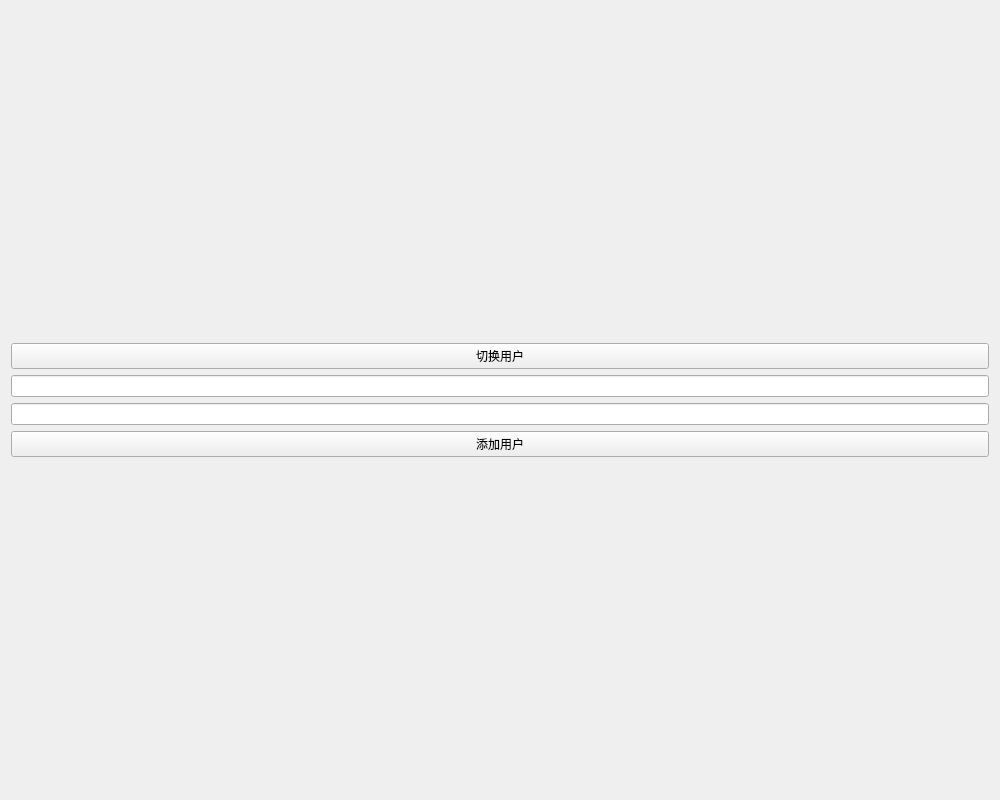
This is src/ui/manageWindow.ui in CcooLcyy/checker as Qt 5 draws it before an edit. The edited form follows.
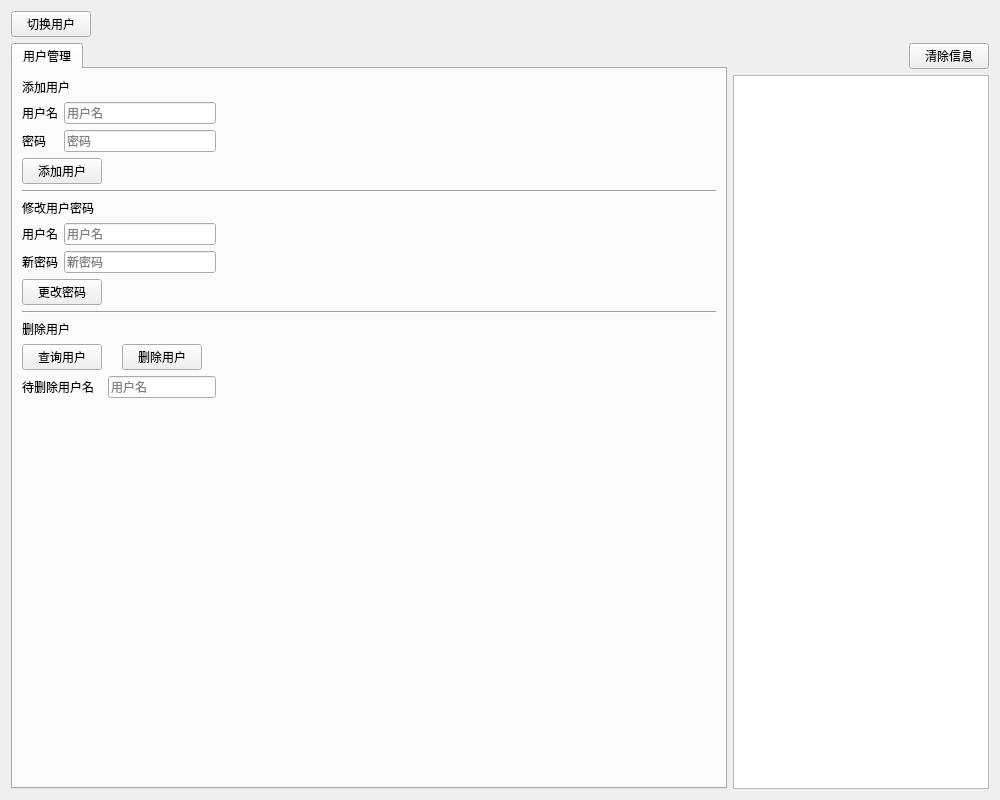
This is the edited form.

Commit message: 设置界面在中心显示。增加清除管理信息逻辑；增加修改密码逻辑；增加显示所有用户逻辑；增加删除用户逻辑。

```diff
--- a/src/ui/manageWindow.ui
+++ b/src/ui/manageWindow.ui
@@ -16,41 +16,264 @@
     <height>800</height>
    </size>
   </property>
-  <property name="maximumSize">
-   <size>
-    <width>1000</width>
-    <height>800</height>
-   </size>
-  </property>
   <property name="windowTitle">
    <string>管理界面</string>
   </property>
-  <layout class="QGridLayout" name="gridLayout_2">
-   <item row="0" column="0">
-    <layout class="QGridLayout" name="gridLayout">
-     <item row="0" column="0">
+  <layout class="QGridLayout" name="gridLayout">
+   <item row="0" column="0" colspan="2">
+    <layout class="QHBoxLayout" name="horizontalLayout_3">
+     <item alignment="Qt::AlignLeft">
       <widget class="QPushButton" name="changeUserButton">
        <property name="text">
         <string>切换用户</string>
        </property>
       </widget>
      </item>
-     <item row="1" column="0">
-      <layout class="QGridLayout" name="gridLayout_3">
-       <item row="1" column="0">
-        <widget class="QLineEdit" name="lineEdit"/>
-       </item>
-       <item row="3" column="0">
-        <widget class="QPushButton" name="addUserButton">
-         <property name="text">
-          <string>添加用户</string>
-         </property>
-        </widget>
-       </item>
-       <item row="2" column="0">
-        <widget class="QLineEdit" name="lineEdit_2"/>
-       </item>
-      </layout>
+    </layout>
+   </item>
+   <item row="2" column="1">
+    <layout class="QVBoxLayout" name="verticalLayout">
+     <item alignment="Qt::AlignRight">
+      <widget class="QPushButton" name="clearManageInfoShowButton">
+       <property name="text">
+        <string>清除信息</string>
+       </property>
+      </widget>
+     </item>
+     <item alignment="Qt::AlignRight">
+      <widget class="QPlainTextEdit" name="manageInfoShow"/>
+     </item>
+    </layout>
+   </item>
+   <item row="2" column="0">
+    <layout class="QGridLayout" name="gridLayout_2">
+     <item row="1" column="1">
+      <widget class="QTabWidget" name="tabWidget">
+       <property name="currentIndex">
+        <number>0</number>
+       </property>
+       <widget class="QWidget" name="tab">
+        <attribute name="title">
+         <string>用户管理</string>
+        </attribute>
+        <layout class="QGridLayout" name="gridLayout_3">
+         <item row="4" column="0" colspan="4">
+          <widget class="Line" name="line">
+           <property name="orientation">
+            <enum>Qt::Horizontal</enum>
+           </property>
+          </widget>
+         </item>
+         <item row="0" column="0">
+          <widget class="QLabel" name="label_5">
+           <property name="text">
+            <string>添加用户</string>
+           </property>
+          </widget>
+         </item>
+         <item row="6" column="0" colspan="3">
+          <layout class="QGridLayout" name="gridLayout_8">
+           <item row="1" column="0">
+            <widget class="QPushButton" name="changePasswordButton">
+             <property name="text">
+              <string>更改密码</string>
+             </property>
+            </widget>
+           </item>
+           <item row="1" column="1">
+            <spacer name="horizontalSpacer_3">
+             <property name="orientation">
+              <enum>Qt::Horizontal</enum>
+             </property>
+             <property name="sizeHint" stdset="0">
+              <size>
+               <width>40</width>
+               <height>20</height>
+              </size>
+             </property>
+            </spacer>
+           </item>
+           <item row="0" column="0" colspan="2">
+            <layout class="QGridLayout" name="gridLayout_7">
+             <item row="3" column="0">
+              <widget class="QLabel" name="label_3">
+               <property name="text">
+                <string>新密码</string>
+               </property>
+              </widget>
+             </item>
+             <item row="3" column="1">
+              <widget class="QLineEdit" name="changeUserPasswordEdit">
+               <property name="placeholderText">
+                <string>新密码</string>
+               </property>
+              </widget>
+             </item>
+             <item row="1" column="1">
+              <widget class="QLineEdit" name="changeUserNameEdit">
+               <property name="placeholderText">
+                <string>用户名</string>
+               </property>
+              </widget>
+             </item>
+             <item row="1" column="0">
+              <widget class="QLabel" name="label_4">
+               <property name="text">
+                <string>用户名</string>
+               </property>
+              </widget>
+             </item>
+            </layout>
+           </item>
+          </layout>
+         </item>
+         <item row="10" column="0">
+          <spacer name="verticalSpacer">
+           <property name="orientation">
+            <enum>Qt::Vertical</enum>
+           </property>
+           <property name="sizeHint" stdset="0">
+            <size>
+             <width>20</width>
+             <height>40</height>
+            </size>
+           </property>
+          </spacer>
+         </item>
+         <item row="3" column="0" colspan="3">
+          <layout class="QGridLayout" name="gridLayout_5">
+           <item row="1" column="1">
+            <spacer name="horizontalSpacer_2">
+             <property name="orientation">
+              <enum>Qt::Horizontal</enum>
+             </property>
+             <property name="sizeHint" stdset="0">
+              <size>
+               <width>40</width>
+               <height>20</height>
+              </size>
+             </property>
+            </spacer>
+           </item>
+           <item row="1" column="0">
+            <widget class="QPushButton" name="addUserButton">
+             <property name="text">
+              <string>添加用户</string>
+             </property>
+            </widget>
+           </item>
+           <item row="0" column="0" colspan="2">
+            <layout class="QGridLayout" name="gridLayout_4">
+             <item row="0" column="0">
+              <widget class="QLabel" name="label_2">
+               <property name="text">
+                <string>用户名</string>
+               </property>
+              </widget>
+             </item>
+             <item row="1" column="0">
+              <widget class="QLabel" name="label">
+               <property name="text">
+                <string>密码</string>
+               </property>
+              </widget>
+             </item>
+             <item row="0" column="1">
+              <widget class="QLineEdit" name="addUserNameEdit">
+               <property name="accessibleDescription">
+                <string/>
+               </property>
+               <property name="styleSheet">
+                <string notr="true"/>
+               </property>
+               <property name="inputMask">
+                <string/>
+               </property>
+               <property name="placeholderText">
+                <string>用户名</string>
+               </property>
+              </widget>
+             </item>
+             <item row="1" column="1">
+              <widget class="QLineEdit" name="addUserPasswordEdit">
+               <property name="placeholderText">
+                <string>密码</string>
+               </property>
+              </widget>
+             </item>
+            </layout>
+           </item>
+          </layout>
+         </item>
+         <item row="7" column="0" colspan="4">
+          <widget class="Line" name="line_2">
+           <property name="orientation">
+            <enum>Qt::Horizontal</enum>
+           </property>
+          </widget>
+         </item>
+         <item row="8" column="0">
+          <widget class="QLabel" name="label_7">
+           <property name="text">
+            <string>删除用户</string>
+           </property>
+          </widget>
+         </item>
+         <item row="3" column="3">
+          <spacer name="horizontalSpacer">
+           <property name="orientation">
+            <enum>Qt::Horizontal</enum>
+           </property>
+           <property name="sizeHint" stdset="0">
+            <size>
+             <width>40</width>
+             <height>20</height>
+            </size>
+           </property>
+          </spacer>
+         </item>
+         <item row="5" column="0">
+          <widget class="QLabel" name="label_6">
+           <property name="text">
+            <string>修改用户密码</string>
+           </property>
+          </widget>
+         </item>
+         <item row="9" column="0" colspan="3">
+          <layout class="QGridLayout" name="gridLayout_6">
+           <item row="1" column="0">
+            <widget class="QLabel" name="label_8">
+             <property name="text">
+              <string>待删除用户名</string>
+             </property>
+            </widget>
+           </item>
+           <item row="1" column="1">
+            <widget class="QLineEdit" name="deleteUserEdit">
+             <property name="placeholderText">
+              <string>用户名</string>
+             </property>
+            </widget>
+           </item>
+           <item row="0" column="0" alignment="Qt::AlignHCenter">
+            <widget class="QPushButton" name="queryUserButton">
+             <property name="text">
+              <string>查询用户</string>
+             </property>
+            </widget>
+           </item>
+           <item row="0" column="1" alignment="Qt::AlignHCenter">
+            <widget class="QPushButton" name="deleteUserButton">
+             <property name="text">
+              <string>删除用户</string>
+             </property>
+            </widget>
+           </item>
+          </layout>
+         </item>
+        </layout>
+       </widget>
+      </widget>
      </item>
     </layout>
    </item>
```
The commit also changes 2 other files.
